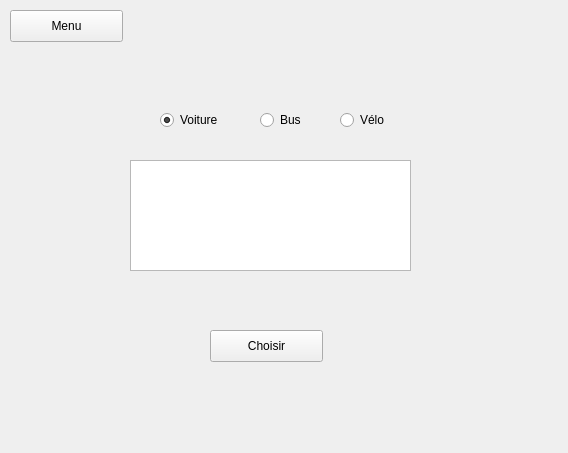
Before: the Qt Designer form fenetrelocation.ui in TitiCrou/TAC, drawn with Qt 5.
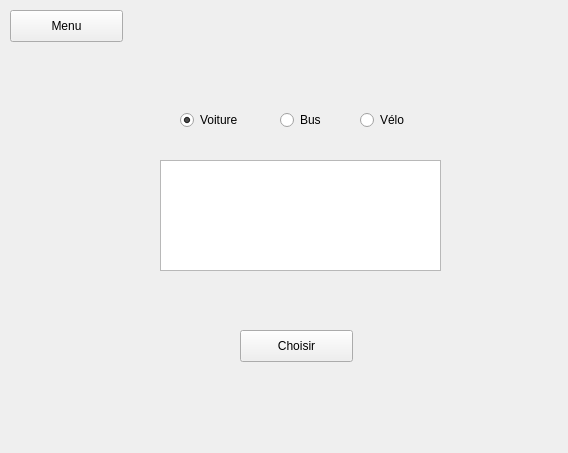
After: the same form once the commit is applied. The open tabs and pages were chosen to show the change.

What changed in the file:
```diff
--- a/fenetrelocation.ui
+++ b/fenetrelocation.ui
@@ -122,7 +122,7 @@
      <widget class="QPushButton" name="chooseButton">
       <property name="geometry">
        <rect>
-        <x>190</x>
+        <x>220</x>
         <y>290</y>
         <width>113</width>
         <height>32</height>
@@ -135,7 +135,7 @@
      <widget class="QListWidget" name="listVehicule">
       <property name="geometry">
        <rect>
-        <x>110</x>
+        <x>140</x>
         <y>120</y>
         <width>281</width>
         <height>111</height>
@@ -151,7 +151,7 @@
      <widget class="QRadioButton" name="busButton">
       <property name="geometry">
        <rect>
-        <x>240</x>
+        <x>260</x>
         <y>70</y>
         <width>51</width>
         <height>20</height>
@@ -167,7 +167,7 @@
      <widget class="QRadioButton" name="carButton">
       <property name="geometry">
        <rect>
-        <x>140</x>
+        <x>160</x>
         <y>70</y>
         <width>71</width>
         <height>20</height>
@@ -189,7 +189,7 @@
      <widget class="QRadioButton" name="bikeButton">
       <property name="geometry">
        <rect>
-        <x>320</x>
+        <x>340</x>
         <y>70</y>
         <width>61</width>
         <height>20</height>
```
Left out of the diff: 10 changed lines with no effect on the pictures.
